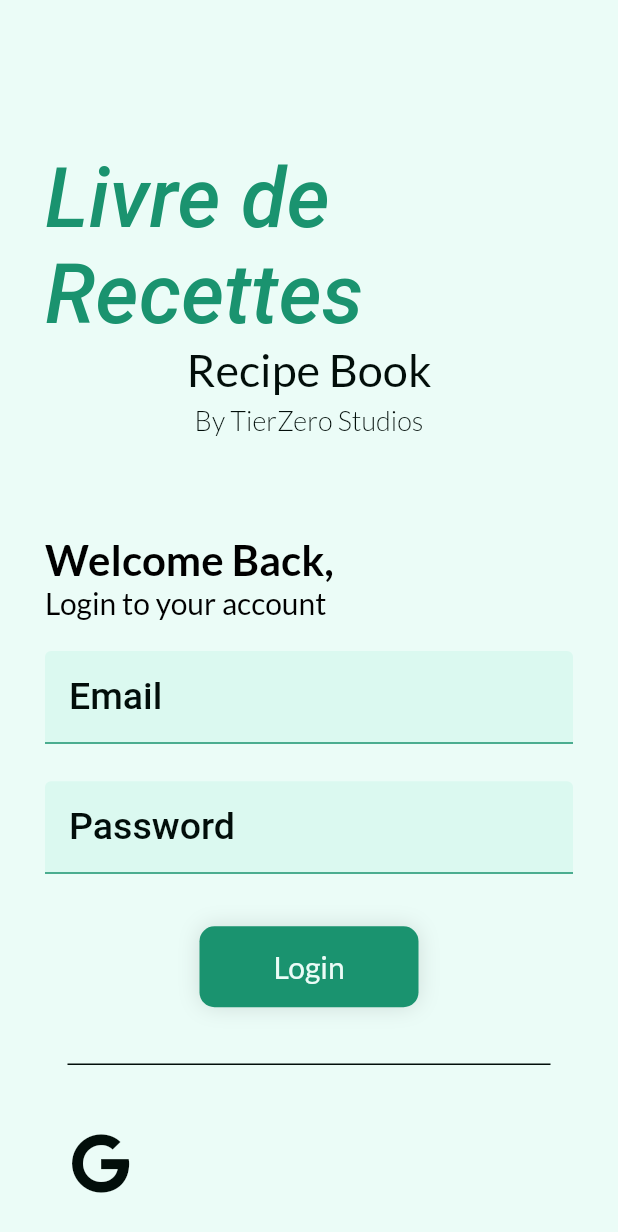
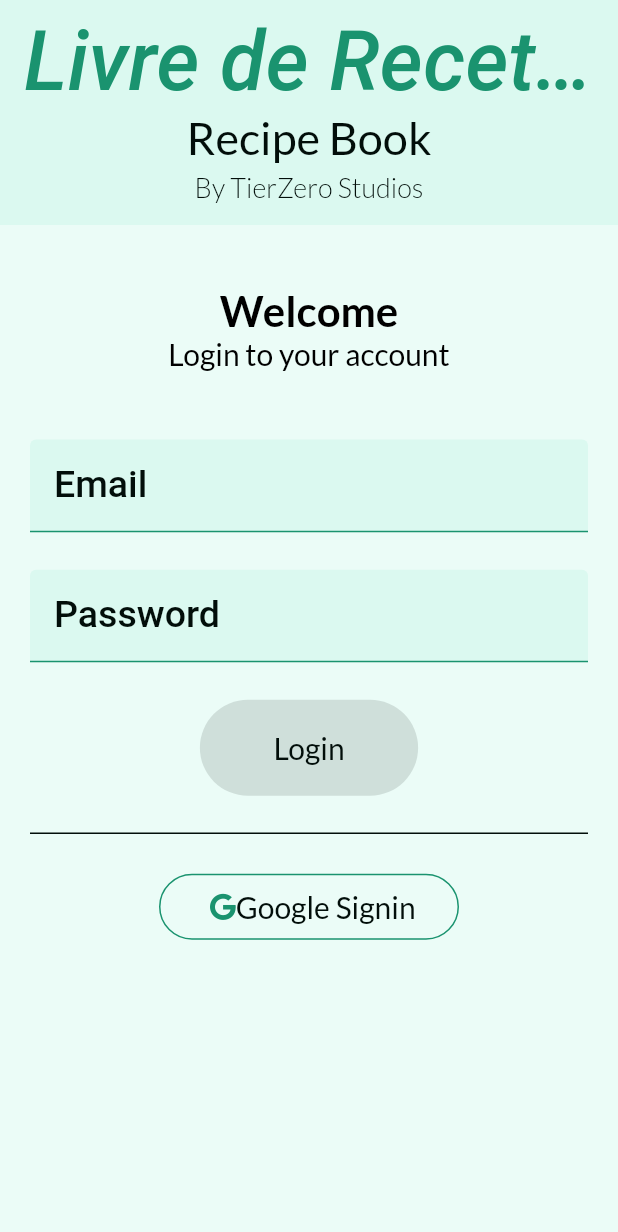
Before and after one commit to TierZer0/flutter, a Flutter app: the screen it shows after launch, on a phone screen of 412 x 824 dp. Shown: the top 1232 px of the screen. Run offline on Flutter 3.47's test engine with Material 2 defaults, Android fonts, the phone set to English and light mode, and no system bars; drawn by our look-alikes of reactive_forms; our stand-ins replace cloud_firestore, firebase_auth, firebase_core, firebase_storage, font_awesome_flutter, go_router and 5 more; missing offline and left inert: dart:ffi, firebase_ui_auth, firebase_ui_oauth_google, reactive_raw_autocomplete, skeleton_loader; accounts and stored records are empty; Roboto replaces fonts that are missing (Poly).

Commit message:
refactor login page

```diff
--- a/apps/recipe-book/lib/main.dart
+++ b/apps/recipe-book/lib/main.dart
@@ -1,3 +1,5 @@
+import 'package:firebase_ui_auth/firebase_ui_auth.dart';
+import 'package:firebase_ui_oauth_google/firebase_ui_oauth_google.dart';
 import 'package:flutter/material.dart';
 import 'package:firebase_core/firebase_core.dart';
 import 'package:flutter/services.dart';
@@ -19,6 +21,9 @@ void main() async {
   await Firebase.initializeApp(
     options: DefaultFirebaseOptions.currentPlatform,
   );
+  // FirebaseUIAuth.configureProviders([
+  //   GoogleProvider(clientId: '1:85740521128:android:3b8e9f6023aa844bc1249d'),
+  // ]);
 
   // runApp(App());
   runApp(
--- a/apps/recipe-book/lib/pages/home.page.dart
+++ b/apps/recipe-book/lib/pages/home.page.dart
@@ -44,7 +44,6 @@ class HomePageState extends State<HomePage> {
 
   @override
   Widget build(BuildContext context) {
-    // final appModel = Provider.of<AppModel>(context);
     var theme = Theme.of(context);
     userService.getUserTheme.then((theme) {
       context.read<AppModel>().theme = theme;
--- a/apps/recipe-book/lib/pages/login.page.dart
+++ b/apps/recipe-book/lib/pages/login.page.dart
@@ -1,9 +1,11 @@
+import 'package:firebase_ui_oauth_google/firebase_ui_oauth_google.dart';
 import 'package:flutter/material.dart';
 import 'package:go_router/go_router.dart';
 import 'package:google_fonts/google_fonts.dart';
 import 'package:provider/provider.dart';
 import 'package:reactive_forms/reactive_forms.dart';
 import 'package:recipe_book/app_model.dart';
+import 'package:recipe_book/firebase_options.dart';
 import 'package:recipe_book/preferences/app_preferences.dart';
 import 'package:recipe_book/services/auth.service.dart';
 import 'package:recipe_book/styles.dart';
@@ -23,34 +25,34 @@ class LoginPageState extends State<LoginPage> {
     super.initState();
   }
 
-  FormGroup buildForm() => fb.group(
-        <String, Object>{
-          'email': FormControl<String>(
-            validators: [Validators.required, Validators.email],
-          ),
-          'password': ['', Validators.required, Validators.minLength(8)],
-        },
-      );
+  // FormGroup buildForm() => fb.group(
+  //       <String, Object>{
+  //         'email': FormControl<String>(
+  //           validators: [Validators.required, Validators.email],
+  //         ),
+  //         'password': ['', Validators.required, Validators.minLength(8)],
+  //       },
+  //     );
 
-  final emailController = TextEditingController();
-  var emailValidate = false;
-  final passwordController = TextEditingController();
-  var passwordValidate = false;
+  final form = FormGroup({
+    'email': FormControl(validators: [Validators.required, Validators.email]),
+    'password': FormControl(validators: [Validators.required, Validators.minLength(8)]),
+  });
+
+  // final emailController = TextEditingController();
+  // var emailValidate = false;
+  // final passwordController = TextEditingController();
+  // var passwordValidate = false;
 
   @override
   Widget build(BuildContext context) {
-    // final appModel = Provider.of<AppModel>(context);
-    return Material(
-      child: Container(
-        color: Theme.of(context).scaffoldBackgroundColor,
-        padding: const EdgeInsets.only(
-          left: 30.0,
-          right: 30.0,
-          top: 100.0,
-        ),
-        child: SingleChildScrollView(
-          child: Column(
-            crossAxisAlignment: CrossAxisAlignment.center,
+    var theme = Theme.of(context);
+
+    return Scaffold(
+      appBar: AppBar(
+        centerTitle: true,
+        toolbarHeight: 150.0,
+        title: Column(
           children: [
             CustomText(
               text: "Livre de Recettes",
@@ -79,14 +81,24 @@ class LoginPageState extends State<LoginPage> {
                 vertical: 5.0,
               ),
             ),
-              const SizedBox(
-                height: 60.0,
+          ],
         ),
-              Column(
-                crossAxisAlignment: CrossAxisAlignment.stretch,
+      ),
+      body: Padding(
+        padding: EdgeInsets.symmetric(
+          horizontal: 20.0,
+          vertical: 15.0,
+        ),
+        child: ReactiveForm(
+          formGroup: form,
+          child: Column(
+            // crossAxisAlignment: CrossAxisAlignment.start,
             children: [
+              SizedBox(
+                height: 25,
+              ),
               CustomText(
-                    text: "Welcome Back,",
+                text: "Welcome",
                 fontSize: 28.0,
                 fontFamily: 'Lato',
                 fontWeight: FontWeight.w600,
@@ -99,72 +111,42 @@ class LoginPageState extends State<LoginPage> {
                   bottom: 20.0,
                 ),
               ),
-                  ReactiveFormBuilder(
-                    form: buildForm,
-                    builder: (context, form, child) {
-                      return Column(
-                        children: [
+              SizedBox(
+                height: 25,
+              ),
               CustomReactiveInput(
                 inputAction: TextInputAction.next,
                 formName: 'email',
                 label: 'Email',
-                            textColor: lightThemeTextColor,
+                textColor: theme.colorScheme.onBackground,
                 validationMessages: {
-                              ValidationMessage.required: (_) => 'The email must not be empty',
-                              ValidationMessage.email: (_) =>
-                                  'The email value must be a valid email',
+                  'required': (p0) => 'Email is required',
+                  'email': (p0) => 'Email must be Email format'
                 },
               ),
-                          const SizedBox(
-                            height: 25.0,
+              SizedBox(
+                height: 25,
               ),
               CustomReactiveInput(
                 inputAction: TextInputAction.done,
                 formName: 'password',
                 label: 'Password',
                 obscureText: true,
-                            textColor: lightThemeTextColor,
+                textColor: theme.colorScheme.onBackground,
                 validationMessages: {
-                              ValidationMessage.required: (_) => 'The password must not be empty',
-                              ValidationMessage.minLength: (_) =>
-                                  'The password must be at least 8 characters',
+                  'minLength': (p1) => 'Password must be atleast 8 characters',
+                  'required': (p1) => 'Password is required'
                 },
               ),
-                          const SizedBox(
-                            height: 25.0,
+              SizedBox(
+                height: 25,
               ),
-                          CustomButton(
-                            label: 'Login',
-                            buttonColor: primaryColor,
-                            externalPadding: EdgeInsets.symmetric(
-                              horizontal: MediaQuery.of(context).size.width * .25,
-                              vertical: 10.0,
-                            ),
-                            internalPadding: const EdgeInsets.symmetric(
-                              horizontal: 20.0,
-                              vertical: 15.0,
-                            ),
-                            textStyle: GoogleFonts.lato(
-                              color: darkThemeTextColor,
-                              fontWeight: FontWeight.w500,
-                              fontSize: 20.0,
-                            ),
-                            onTap: () async {
-                              form.markAllAsTouched();
-                              if (form.invalid) {
-                                ScaffoldMessenger.of(context).showSnackBar(
-                                  const SnackBar(
-                                    backgroundColor: tertiaryColor,
-                                    content: Text(
-                                      'Fill out the login form',
-                                      style: TextStyle(
-                                        fontSize: 20.0,
-                                      ),
-                                    ),
-                                  ),
-                                );
-                                return;
-                              }
+              ReactiveFormConsumer(
+                builder: (context, formGroup, child) {
+                  return ElevatedButton(
+                    onPressed: form.invalid
+                        ? null
+                        : () async {
                             await authService
                                 .emailSignIn(
                                     form.control('email').value, form.control('password').value)
@@ -181,28 +163,27 @@ class LoginPageState extends State<LoginPage> {
                               },
                             );
                           },
-                          )
-                        ],
+                    child: Padding(
+                      padding: EdgeInsets.symmetric(horizontal: 25.0, vertical: 20.0),
+                      child: CustomText(
+                        text: "Login",
+                        fontSize: 20.0,
+                        fontFamily: "Lato",
+                        color: theme.colorScheme.onBackground,
+                      ),
+                    ),
                   );
                 },
               ),
-                  const Padding(
-                    padding: EdgeInsets.symmetric(
-                      horizontal: 15.0,
-                      vertical: 20.0,
+              Divider(
+                height: 50,
               ),
-                    child: Divider(
-                      thickness: 1.0,
-                      color: lightThemeTextColor,
-                    ),
-                  ),
-                  Row(
+              Wrap(
+                spacing: 20.0,
                 children: [
-                      Material(
-                        color: Colors.transparent,
-                        child: Padding(
-                          padding: const EdgeInsets.all(10.0),
-                          child: IconButton(
+                  SizedBox(
+                    width: 200,
+                    child: OutlinedButton(
                       onPressed: () async {
                         await authService.googleSSO().then((value) {
                           if (value.runtimeType == String) {
@@ -215,17 +196,45 @@ class LoginPageState extends State<LoginPage> {
                           }
                         });
                       },
-                            iconSize: 40.0,
-                            icon: const FaIcon(
+                      child: Padding(
+                        padding: EdgeInsets.symmetric(horizontal: 10, vertical: 10.0),
+                        child: Center(
+                          child: Row(
+                            mainAxisAlignment: MainAxisAlignment.spaceBetween,
+                            children: [
+                              FaIcon(
                                 FontAwesomeIcons.google,
+                              ),
+                              CustomText(
+                                text: "Google Signin",
+                                fontSize: 20.0,
+                                fontFamily: "Lato",
+                                color: theme.colorScheme.onBackground,
+                              ),
+                            ],
                           ),
                         ),
                       ),
                     ),
-                    ],
-                  ),
+                  )
                 ],
               )
+              // GoogleSignInButton(
+              //   loadingIndicator: CircularProgressIndicator(),
+              //   clientId: DefaultFirebaseOptions.currentPlatform.appId,
+              //   onSignedIn: (user) {
+              //     context.read<AppModel>().uid = user.user!.uid;
+              //     context.go('/');
+              //   },
+              // ),
+              // GoogleSignInIconButton(
+              //   loadingIndicator: CircularProgressIndicator(),
+              //   clientId: '1:85740521128:android:3b8e9f6023aa844bc1249d',
+              //   onSignedIn: (user) {
+              //     context.read<AppModel>().uid = user.user!.uid;
+              //     context.go('/');
+              //   },
+              // )
             ],
           ),
         ),
--- a/apps/recipe-book/lib/styles.dart
+++ b/apps/recipe-book/lib/styles.dart
@@ -25,6 +25,7 @@ ThemeData buildLightTheme() {
       onBackground: lowerDarkColor,
       surface: elevatedLightColor,
       onSurface: lowerDarkColor,
+      outline: primaryColor,
     ),
     cardTheme: CardTheme(
       surfaceTintColor: elevatedLightColor,
@@ -41,13 +42,6 @@ ThemeData buildLightTheme() {
       backgroundColor: lightColor,
       indicatorColor: primaryColor,
     ),
-    // appBarTheme: const AppBarTheme(
-    //   backgroundColor: lightColor,
-    //   foregroundColor: lightThemeTextColor,
-    // ),
-    // tabBarTheme: const TabBarTheme(
-    //   labelColor: lightThemeTextColor,
-    // ),
     chipTheme: ChipThemeData(
       selectedColor: primaryColor,
     ),
@@ -85,52 +79,6 @@ ThemeData buildLightTheme() {
         ),
       ),
     ),
-    // inputDecorationTheme: const InputDecorationTheme(
-    //   labelStyle: TextStyle(
-    //     color: lightThemeTextColor,
-    //   ),
-    //   enabledBorder: OutlineInputBorder(
-    //     borderRadius: BorderRadius.all(
-    //       Radius.circular(20.0),
-    //     ),
-    //     borderSide: BorderSide(
-    //       color: primaryColor,
-    //       width: 1.0,
-    //       style: BorderStyle.solid,
-    //     ),
-    //   ),
-    //   prefixIconColor: primaryColor,
-    //   focusedBorder: OutlineInputBorder(
-    //     borderSide: BorderSide(
-    //       color: primaryColor,
-    //       width: 2.5,
-    //     ),
-    //     borderRadius: BorderRadius.all(
-    //       Radius.circular(20.0),
-    //     ),
-    //   ),
-    //   errorBorder: OutlineInputBorder(
-    //     borderSide: BorderSide(
-    //       color: tertiaryColor,
-    //       width: 2.5,
-    //     ),
-    //     borderRadius: BorderRadius.all(
-    //       Radius.circular(20.0),
-    //     ),
-    //   ),
-    //   focusedErrorBorder: OutlineInputBorder(
-    //     borderSide: BorderSide(
-    //       color: tertiaryColor,
-    //       width: 2.5,
-    //     ),
-    //     borderRadius: BorderRadius.all(
-    //       Radius.circular(20.0),
-    //     ),
-    //   ),
-    //   errorStyle: TextStyle(
-    //     color: tertiaryColor,
-    //   ),
-    // ),
   );
 }
 
@@ -155,6 +103,7 @@ ThemeData buildDarkTheme() {
       onBackground: darkText,
       surface: elevatedDarkColor,
       onSurface: darkText,
+      outline: primaryColor,
     ),
     cardTheme: CardTheme(
       surfaceTintColor: elevatedDarkColor,
@@ -174,13 +123,6 @@ ThemeData buildDarkTheme() {
       backgroundColor: lowerDarkColor,
       indicatorColor: primaryColor,
     ),
-    // appBarTheme: const AppBarTheme(
-    //   backgroundColor: lowerDarkColor,
-    //   foregroundColor: darkText,
-    // ),
-    // tabBarTheme: const TabBarTheme(
-    //   labelColor: darkText,
-    // ),
     shadowColor: Colors.transparent,
     inputDecorationTheme: const InputDecorationTheme(
       filled: true,
@@ -215,51 +157,5 @@ ThemeData buildDarkTheme() {
         ),
       ),
     ),
-    // inputDecorationTheme: const InputDecorationTheme(
-    //   labelStyle: TextStyle(
-    //     color: primaryColor,
-    //   ),
-    //   enabledBorder: OutlineInputBorder(
-    //     borderRadius: BorderRadius.all(
-    //       Radius.circular(20.0),
-    //     ),
-    //     borderSide: BorderSide(
-    //       color: primaryColor,
-    //       width: 1.0,
-    //       style: BorderStyle.solid,
-    //     ),
-    //   ),
-    //   errorBorder: OutlineInputBorder(
-    //     borderSide: BorderSide(
-    //       color: tertiaryColor,
-    //       width: 2.5,
-    //     ),
-    //     borderRadius: BorderRadius.all(
-    //       Radius.circular(20.0),
-    //     ),
-    //   ),
-    //   prefixIconColor: primaryColor,
-    // focusedBorder: OutlineInputBorder(
-    //   borderSide: BorderSide(
-    //     color: primaryColor,
-    //     width: 2.5,
-    //   ),
-    //   borderRadius: BorderRadius.all(
-    //     Radius.circular(20.0),
-    //   ),
-    // ),
-    // focusedErrorBorder: OutlineInputBorder(
-    //   borderSide: BorderSide(
-    //     color: tertiaryColor,
-    //     width: 2.5,
-    //   ),
-    //   borderRadius: BorderRadius.all(
-    //     Radius.circular(20.0),
-    //   ),
-    // ),
-    //   errorStyle: TextStyle(
-    //     color: tertiaryColor,
-    //   ),
-    // ),
   );
 }
--- a/apps/recipe-book/pubspec.yaml
+++ b/apps/recipe-book/pubspec.yaml
@@ -23,12 +23,14 @@ dependencies:
   cloud_firestore: ^4.4.2
   firebase_storage: ^11.0.16
   cloud_functions: ^4.0.12
+  google_sign_in: ^6.1.0
+  firebase_ui_oauth_google: ^1.1.4
+  firebase_ui_auth: ^1.2.4
 
   shared_preferences: ^2.0.15
   provider: ^6.0.5
   google_fonts: ^4.0.3
   font_awesome_flutter: ^10.2.1
-  google_sign_in: ^6.1.0
   go_router: ^6.2.0
   reactive_forms: ^14.1.0
   image_picker: ^0.8.7
```
Also changed, not shown: apps/recipe-book/pubspec.lock, 3 other files. Lines whose indentation alone changed are shown as unchanged.
